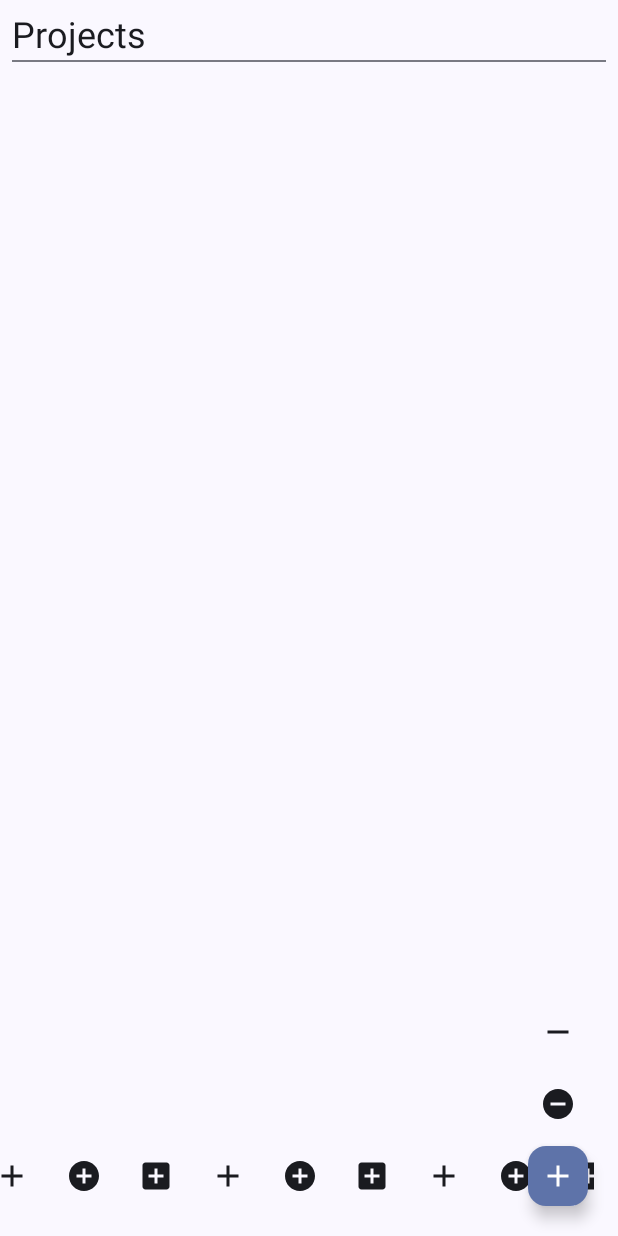
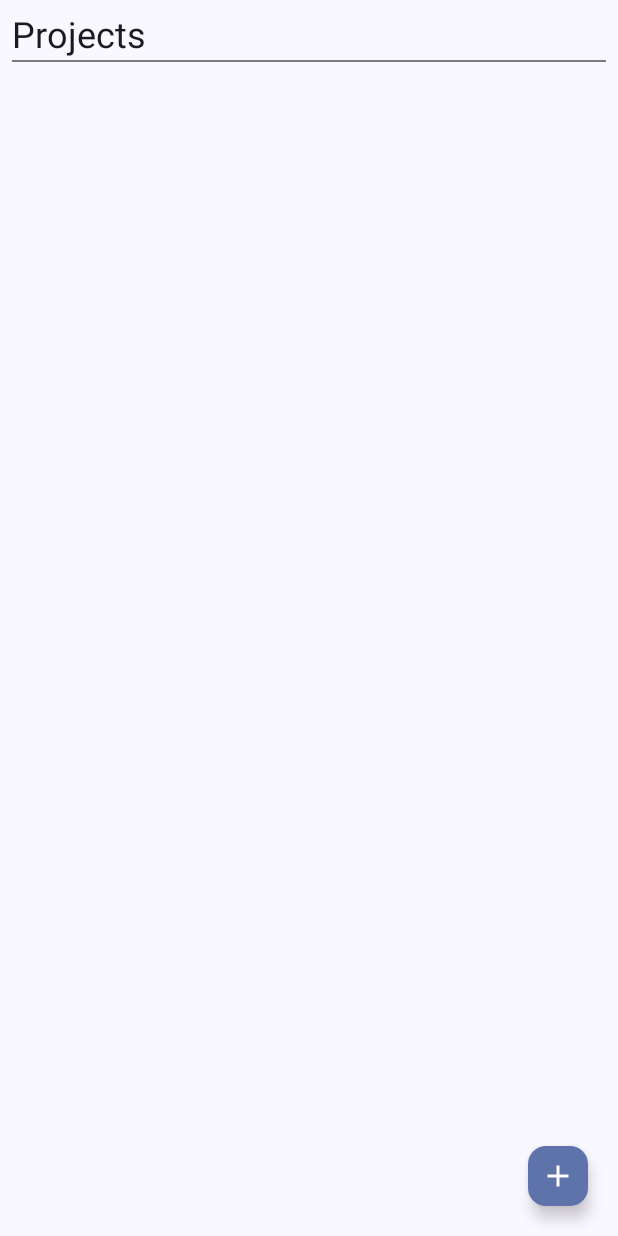
Before and after one commit to FunnyPaper/SIMME, an Android app built with Jetpack Compose: the @Preview function ProjectListScreenCompactPreview, on a phone screen of 412 x 824 dp. Run offline under Robolectric (Android 15) with nearby library versions, the light colour scheme and no system bars; our stand-ins replace window size class.

Commit message:
Added corner expandable fab (horizontal bar appears on the left of fab and vertical var appears over fab).

```diff
--- a/app/src/main/java/com/funnypaper/simme/ui/screens/projectlist/ProjectListScreen.kt
+++ b/app/src/main/java/com/funnypaper/simme/ui/screens/projectlist/ProjectListScreen.kt
@@ -1,17 +1,10 @@
 package com.funnypaper.simme.ui.screens.projectlist
 
-import androidx.compose.foundation.horizontalScroll
 import androidx.compose.foundation.layout.Arrangement
-import androidx.compose.foundation.layout.Box
-import androidx.compose.foundation.layout.BoxWithConstraints
-import androidx.compose.foundation.layout.Column
 import androidx.compose.foundation.layout.Row
 import androidx.compose.foundation.layout.fillMaxSize
 import androidx.compose.foundation.layout.fillMaxWidth
 import androidx.compose.foundation.layout.padding
-import androidx.compose.foundation.lazy.grid.LazyHorizontalGrid
-import androidx.compose.foundation.rememberScrollState
-import androidx.compose.foundation.verticalScroll
 import androidx.compose.material.icons.Icons
 import androidx.compose.material.icons.filled.Add
 import androidx.compose.material.icons.filled.AddBox
@@ -20,24 +13,18 @@ import androidx.compose.material.icons.filled.Remove
 import androidx.compose.material.icons.filled.RemoveCircle
 import androidx.compose.material.icons.filled.RemoveDone
 import androidx.compose.material3.ExperimentalMaterial3Api
-import androidx.compose.material3.FabPosition
 import androidx.compose.material3.Icon
 import androidx.compose.material3.IconButton
 import androidx.compose.material3.Scaffold
-import androidx.compose.material3.SmallFloatingActionButton
 import androidx.compose.material3.Surface
 import androidx.compose.material3.windowsizeclass.WindowWidthSizeClass
 import androidx.compose.runtime.Composable
-import androidx.compose.runtime.getValue
-import androidx.compose.runtime.mutableStateOf
-import androidx.compose.runtime.saveable.rememberSaveable
-import androidx.compose.runtime.setValue
-import androidx.compose.ui.Alignment
 import androidx.compose.ui.Modifier
 import androidx.compose.ui.res.dimensionResource
 import androidx.compose.ui.tooling.preview.Preview
 import com.funnypaper.simme.R
 import com.funnypaper.simme.ui.navigation.SIMMENavDestination
+import com.funnypaper.simme.ui.shared.fab.CornerFloatingActionButton
 import com.funnypaper.simme.ui.theme.SIMMETheme
 
 object ProjectListDestination : SIMMENavDestination {
@@ -53,7 +40,47 @@ fun ProjectListScreen(
 ) {
     Scaffold(
         modifier = modifier,
-        floatingActionButton = { ProjectListFloatingActionButton() }
+        floatingActionButton = {
+            CornerFloatingActionButton(
+                horizontalButtons = listOf(
+                    {
+                        IconButton(onClick = { /*TODO*/ }) {
+                            Icon(imageVector = Icons.Filled.Add, contentDescription = null)
+                        }
+                    },
+                    {
+                        IconButton(onClick = { /*TODO*/ }) {
+                            Icon(
+                                imageVector = Icons.Filled.AddCircle,
+                                contentDescription = null
+                            )
+                        }
+                    },
+                    {
+                        IconButton(onClick = { /*TODO*/ }) {
+                            Icon(imageVector = Icons.Filled.AddBox, contentDescription = null)
+                        }
+                    }
+                ),
+                verticalButtons = listOf(
+                    {
+                        IconButton(onClick = { /*TODO*/ }) {
+                            Icon(imageVector = Icons.Filled.Remove, contentDescription = null)
+                        }
+                    },
+                    {
+                        IconButton(onClick = { /*TODO*/ }) {
+                            Icon(imageVector = Icons.Filled.RemoveCircle, contentDescription = null)
+                        }
+                    },
+                    {
+                        IconButton(onClick = { /*TODO*/ }) {
+                            Icon(imageVector = Icons.Filled.RemoveDone, contentDescription = null)
+                        }
+                    },
+                )
+            )
+        }
     ) {
         when (widthSizeClass) {
             WindowWidthSizeClass.Compact -> ProjectListScreenCompact(
@@ -117,120 +144,6 @@ private fun ProjectListScreenExpanded(
     }
 }
 
-@Composable
-private fun ProjectListFloatingActionButton(
-    modifier: Modifier = Modifier
-) {
-    var expanded by rememberSaveable {
-        mutableStateOf(false)
-    }
-
-    Box(
-        modifier = modifier
-    ) {
-        Row(
-            modifier = Modifier
-                .fillMaxWidth()
-                .align(Alignment.BottomStart)
-                .horizontalScroll(rememberScrollState())
-        ) {
-            IconButton(onClick = { /*TODO*/ }) {
-                Icon(imageVector = Icons.Filled.Add, contentDescription = null)
-            }
-            IconButton(onClick = { /*TODO*/ }) {
-                Icon(imageVector = Icons.Filled.AddCircle, contentDescription = null)
-            }
-            IconButton(onClick = { /*TODO*/ }) {
-                Icon(imageVector = Icons.Filled.AddBox, contentDescription = null)
-            }
-            IconButton(onClick = { /*TODO*/ }) {
-                Icon(imageVector = Icons.Filled.Add, contentDescription = null)
-            }
-            IconButton(onClick = { /*TODO*/ }) {
-                Icon(imageVector = Icons.Filled.AddCircle, contentDescription = null)
-            }
-            IconButton(onClick = { /*TODO*/ }) {
-                Icon(imageVector = Icons.Filled.AddBox, contentDescription = null)
-            }
-            IconButton(onClick = { /*TODO*/ }) {
-                Icon(imageVector = Icons.Filled.Add, contentDescription = null)
-            }
-            IconButton(onClick = { /*TODO*/ }) {
-                Icon(imageVector = Icons.Filled.AddCircle, contentDescription = null)
-            }
-            IconButton(onClick = { /*TODO*/ }) {
-                Icon(imageVector = Icons.Filled.AddBox, contentDescription = null)
-            }
-            IconButton(onClick = { /*TODO*/ }) {
-                Icon(imageVector = Icons.Filled.Add, contentDescription = null)
-            }
-            IconButton(onClick = { /*TODO*/ }) {
-                Icon(imageVector = Icons.Filled.AddCircle, contentDescription = null)
-            }
-            IconButton(onClick = { /*TODO*/ }) {
-                Icon(imageVector = Icons.Filled.AddBox, contentDescription = null)
-            }
-            IconButton(onClick = { /*TODO*/ }) {
-                Icon(imageVector = Icons.Filled.Add, contentDescription = null)
-            }
-            IconButton(onClick = { /*TODO*/ }) {
-                Icon(imageVector = Icons.Filled.AddCircle, contentDescription = null)
-            }
-            IconButton(onClick = { /*TODO*/ }) {
-                Icon(imageVector = Icons.Filled.AddBox, contentDescription = null)
-            }
-            IconButton(onClick = { /*TODO*/ }) {
-                Icon(imageVector = Icons.Filled.Add, contentDescription = null)
-            }
-            IconButton(onClick = { /*TODO*/ }) {
-                Icon(imageVector = Icons.Filled.AddCircle, contentDescription = null)
-            }
-            IconButton(onClick = { /*TODO*/ }) {
-                Icon(imageVector = Icons.Filled.AddBox, contentDescription = null)
-            }
-            IconButton(onClick = { /*TODO*/ }) {
-                Icon(imageVector = Icons.Filled.Add, contentDescription = null)
-            }
-            IconButton(onClick = { /*TODO*/ }) {
-                Icon(imageVector = Icons.Filled.AddCircle, contentDescription = null)
-            }
-            IconButton(onClick = { /*TODO*/ }) {
-                Icon(imageVector = Icons.Filled.AddBox, contentDescription = null)
-            }
-            IconButton(onClick = { /*TODO*/ }) {
-                Icon(imageVector = Icons.Filled.Add, contentDescription = null)
-            }
-            IconButton(onClick = { /*TODO*/ }) {
-                Icon(imageVector = Icons.Filled.AddCircle, contentDescription = null)
-            }
-            IconButton(onClick = { /*TODO*/ }) {
-                Icon(imageVector = Icons.Filled.AddBox, contentDescription = null)
-            }
-        }
-
-        Column(
-            modifier = Modifier.align(Alignment.TopEnd)
-        ) {
-            IconButton(onClick = { /*TODO*/ }) {
-                Icon(imageVector = Icons.Filled.Remove, contentDescription = null)
-            }
-            IconButton(onClick = { /*TODO*/ }) {
-                Icon(imageVector = Icons.Filled.RemoveCircle, contentDescription = null)
-            }
-            IconButton(onClick = { /*TODO*/ }) {
-                Icon(imageVector = Icons.Filled.RemoveDone, contentDescription = null)
-            }
-        }
-
-        SmallFloatingActionButton(
-            onClick = { expanded = !expanded },
-            modifier = modifier.align(Alignment.BottomEnd)
-        ) {
-            Icon(imageVector = Icons.Filled.Add, contentDescription = null)
-        }
-    }
-}
-
 @Preview(device = "id:pixel_5")
 @Composable
 fun ProjectListScreenCompactPreview() {
--- /dev/null
+++ b/app/src/main/java/com/funnypaper/simme/ui/shared/fab/CornerFloatingActionButton.kt
@@ -0,0 +1,272 @@
+package com.funnypaper.simme.ui.shared.fab
+
+import androidx.compose.animation.AnimatedVisibility
+import androidx.compose.animation.core.EaseInCubic
+import androidx.compose.animation.core.EaseInOutCubic
+import androidx.compose.animation.core.animateFloatAsState
+import androidx.compose.animation.core.tween
+import androidx.compose.animation.slideInHorizontally
+import androidx.compose.animation.slideInVertically
+import androidx.compose.animation.slideOutHorizontally
+import androidx.compose.animation.slideOutVertically
+import androidx.compose.foundation.background
+import androidx.compose.foundation.horizontalScroll
+import androidx.compose.foundation.layout.Box
+import androidx.compose.foundation.layout.Column
+import androidx.compose.foundation.layout.Row
+import androidx.compose.foundation.layout.fillMaxSize
+import androidx.compose.foundation.layout.height
+import androidx.compose.foundation.layout.requiredHeight
+import androidx.compose.foundation.layout.requiredWidth
+import androidx.compose.foundation.layout.width
+import androidx.compose.foundation.rememberScrollState
+import androidx.compose.foundation.verticalScroll
+import androidx.compose.material.icons.Icons
+import androidx.compose.material.icons.filled.Add
+import androidx.compose.material.icons.filled.AddBox
+import androidx.compose.material.icons.filled.AddCircle
+import androidx.compose.material.icons.filled.Remove
+import androidx.compose.material.icons.filled.RemoveCircle
+import androidx.compose.material.icons.filled.RemoveDone
+import androidx.compose.material3.FloatingActionButtonDefaults
+import androidx.compose.material3.Icon
+import androidx.compose.material3.IconButton
+import androidx.compose.material3.LocalAbsoluteTonalElevation
+import androidx.compose.material3.LocalContentColor
+import androidx.compose.material3.SmallFloatingActionButton
+import androidx.compose.material3.contentColorFor
+import androidx.compose.runtime.Composable
+import androidx.compose.runtime.CompositionLocalProvider
+import androidx.compose.runtime.getValue
+import androidx.compose.runtime.mutableStateOf
+import androidx.compose.runtime.saveable.rememberSaveable
+import androidx.compose.runtime.setValue
+import androidx.compose.ui.Alignment
+import androidx.compose.ui.Modifier
+import androidx.compose.ui.draw.clip
+import androidx.compose.ui.draw.rotate
+import androidx.compose.ui.draw.shadow
+import androidx.compose.ui.graphics.Color
+import androidx.compose.ui.graphics.Shape
+import androidx.compose.ui.layout.Placeable
+import androidx.compose.ui.layout.SubcomposeLayout
+import androidx.compose.ui.layout.SubcomposeMeasureScope
+import androidx.compose.ui.unit.Constraints
+import androidx.compose.ui.unit.Dp
+import androidx.compose.ui.unit.dp
+import androidx.compose.ui.unit.offset
+
+@Composable
+fun CornerFloatingActionButton(
+    modifier: Modifier = Modifier,
+    horizontalButtons: List<@Composable () -> Unit> = emptyList(),
+    verticalButtons: List<@Composable () -> Unit> = emptyList(),
+    spacing: Dp = 8.dp,
+    tonalElevation: Dp = 6.dp,
+    shadowElevation: Dp = 6.dp,
+    containerColor: Color = FloatingActionButtonDefaults.containerColor,
+    contentColor: Color = contentColorFor(backgroundColor = containerColor),
+    shape: Shape = FloatingActionButtonDefaults.smallShape
+) {
+    var expanded by rememberSaveable {
+        mutableStateOf(false)
+    }
+
+    val rotation by animateFloatAsState(
+        targetValue = if (expanded) 45f else 0f,
+        animationSpec = tween(500, 0, EaseInOutCubic),
+        label = "Fab rotation"
+    )
+
+    SubcomposeLayout(modifier = modifier.fillMaxSize()) { constraints ->
+        val fabSpacing = 16.dp.roundToPx()
+        val maxWidth = constraints.maxWidth
+        val maxHeight = constraints.maxHeight
+        val loose = constraints.copy(minWidth = 0, minHeight = 0)
+
+        layout(maxWidth, maxHeight) {
+            // Measure fab
+            val fab = measurePlaceables(
+                slot = CornerFloatingActionButtonElement.FAB,
+                constraints = loose
+            ) {
+                SmallFloatingActionButton(
+                    onClick = { expanded = !expanded },
+                ) {
+                    Icon(
+                        imageVector = Icons.Filled.Add,
+                        contentDescription = null,
+                        modifier = Modifier.rotate(rotation)
+                    )
+                }
+            }
+
+            val withoutFabConstraints = loose.offset(
+                -fabSpacing * 2 - fab.maxWidth - spacing.roundToPx(),
+                -fabSpacing * 2 - fab.maxHeight
+            )
+
+            // Measure horizontal bar
+            val horizontalBar = measurePlaceables(
+                slot = CornerFloatingActionButtonElement.HORIZONTAL_ACTIONS,
+                constraints = withoutFabConstraints
+            ) {
+                CornerFloatingActionButtonRow(
+                    expanded = expanded,
+                    fabHeight = fab.maxHeight.toDp(),
+                    buttons = horizontalButtons,
+                    tonalElevation = tonalElevation,
+                    shadowElevation = shadowElevation,
+                    containerColor = containerColor,
+                    contentColor = contentColor,
+                    shape = shape
+                )
+            }
+
+            // Measure vertical bar
+            val verticalBar = measurePlaceables(
+                slot = CornerFloatingActionButtonElement.VERTICAL_ACTIONS,
+                constraints = withoutFabConstraints
+            ) {
+                CornerFloatingActionButtonColumn(
+                    expanded = expanded,
+                    fabWidth = fab.maxWidth.toDp(),
+                    buttons = verticalButtons,
+                    tonalElevation = tonalElevation,
+                    shadowElevation = shadowElevation,
+                    containerColor = containerColor,
+                    contentColor = contentColor,
+                    shape = shape
+                )
+            }
+
+            // Place horizontal bar
+            horizontalBar.placeables.forEach {
+                it.place(
+                    x = (maxWidth - fab.maxWidth - horizontalBar.maxWidth - spacing.roundToPx())
+                        .coerceAtLeast(fabSpacing * 2),
+                    y = maxHeight - horizontalBar.maxHeight
+                )
+            }
+
+            // Place vertical bar
+            verticalBar.placeables.forEach {
+                it.place(
+                    x = maxWidth - verticalBar.maxWidth,
+                    y = (maxHeight - fab.maxHeight - verticalBar.maxHeight - spacing.roundToPx())
+                        .coerceAtLeast(fabSpacing * 2)
+                )
+            }
+
+            // Place fab
+            fab.placeables.forEach {
+                it.place(
+                    x = maxWidth - fab.maxWidth,
+                    y = maxHeight - fab.maxHeight
+                )
+            }
+        }
+    }
+}
+
+@Composable
+private fun CornerFloatingActionButtonRow(
+    expanded: Boolean,
+    fabHeight: Dp,
+    buttons: List<@Composable () -> Unit> = emptyList(),
+    tonalElevation: Dp = 6.dp,
+    shadowElevation: Dp = 6.dp,
+    containerColor: Color = FloatingActionButtonDefaults.containerColor,
+    contentColor: Color = contentColorFor(backgroundColor = containerColor),
+    shape: Shape = FloatingActionButtonDefaults.smallShape,
+) {
+    AnimatedVisibility(
+        visible = expanded,
+        enter = slideInHorizontally(tween(500, 0, EaseInCubic)) { it * 2 },
+        exit = slideOutHorizontally(tween(500, 0, EaseInCubic)) { it * 2 },
+    ) {
+        Box(
+            modifier = Modifier.height(fabHeight),
+            contentAlignment = Alignment.Center
+        ) {
+            CompositionLocalProvider(
+                LocalContentColor provides contentColor,
+                LocalAbsoluteTonalElevation provides tonalElevation
+            ) {
+                Row(
+                    modifier = Modifier
+                        .requiredHeight(40.dp)
+                        .shadow(shadowElevation, shape, false)
+                        .background(containerColor, shape)
+                        .clip(shape)
+                        .horizontalScroll(rememberScrollState())
+                ) {
+                    buttons.forEach { it() }
+                }
+            }
+        }
+    }
+}
+
+@Composable
+private fun CornerFloatingActionButtonColumn(
+    expanded: Boolean,
+    fabWidth: Dp,
+    buttons: List<@Composable () -> Unit> = emptyList(),
+    tonalElevation: Dp = 6.dp,
+    shadowElevation: Dp = 6.dp,
+    containerColor: Color = FloatingActionButtonDefaults.containerColor,
+    contentColor: Color = contentColorFor(backgroundColor = containerColor),
+    shape: Shape = FloatingActionButtonDefaults.smallShape,
+) {
+    AnimatedVisibility(
+        visible = expanded,
+        enter = slideInVertically(tween(500, 0, EaseInCubic)) { it * 2 },
+        exit = slideOutVertically(tween(500, 0, EaseInCubic)) { it * 2 },
+    ) {
+        Box(
+            modifier = Modifier.width(fabWidth),
+            contentAlignment = Alignment.Center
+        ) {
+            CompositionLocalProvider(
+                LocalContentColor provides contentColor,
+                LocalAbsoluteTonalElevation provides tonalElevation
+            ) {
+                Column(
+                    modifier = Modifier
+                        .requiredWidth(40.dp)
+                        .shadow(shadowElevation, shape, false)
+                        .background(containerColor, shape)
+                        .clip(shape)
+                        .verticalScroll(rememberScrollState())
+                ) {
+                    buttons.forEach { it() }
+                }
+            }
+        }
+    }
+}
+
+private data class MeasurementResult(
+    val placeables: List<Placeable>,
+    val maxWidth: Int,
+    val maxHeight: Int
+)
+
+private fun SubcomposeMeasureScope.measurePlaceables(
+    slot: CornerFloatingActionButtonElement,
+    constraints: Constraints,
+    content: @Composable () -> Unit
+): MeasurementResult {
+    val placeables = subcompose(slot) {
+        content()
+    }.map { it.measure(constraints) }
+    val maxWidth = placeables.maxByOrNull { it.width }?.width ?: 0
+    val maxHeight = placeables.maxByOrNull { it.height }?.height ?: 0
+
+    return MeasurementResult(placeables, maxWidth, maxHeight)
+}
+
+private enum class CornerFloatingActionButtonElement {
+    FAB, HORIZONTAL_ACTIONS, VERTICAL_ACTIONS
+}
```
